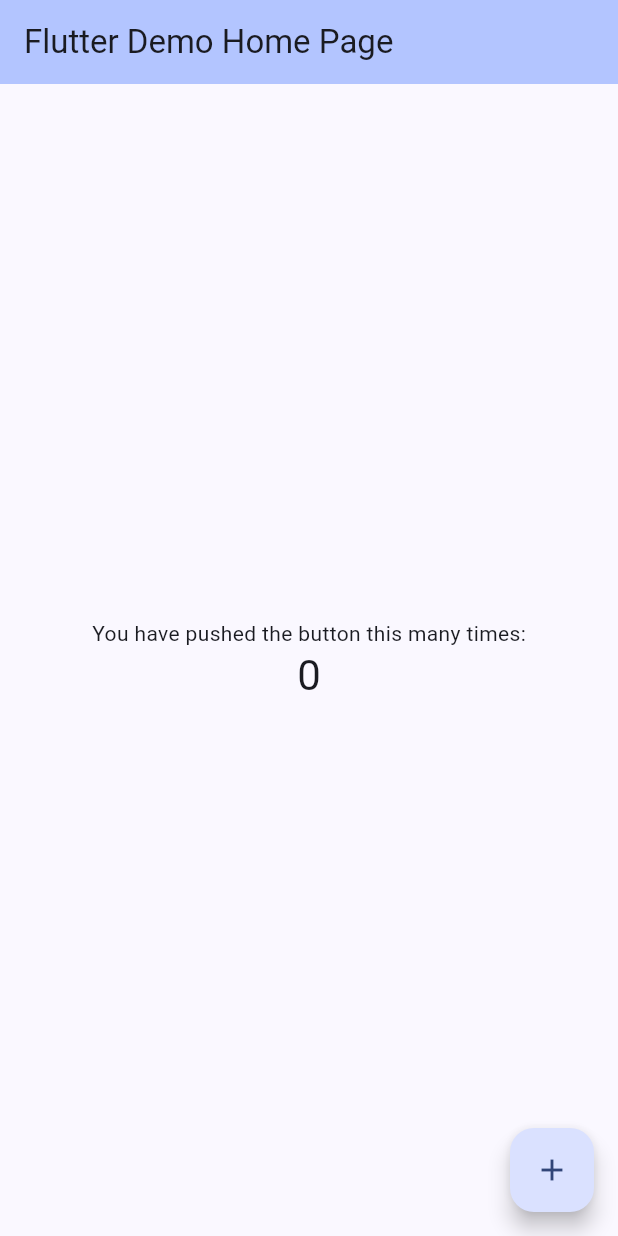
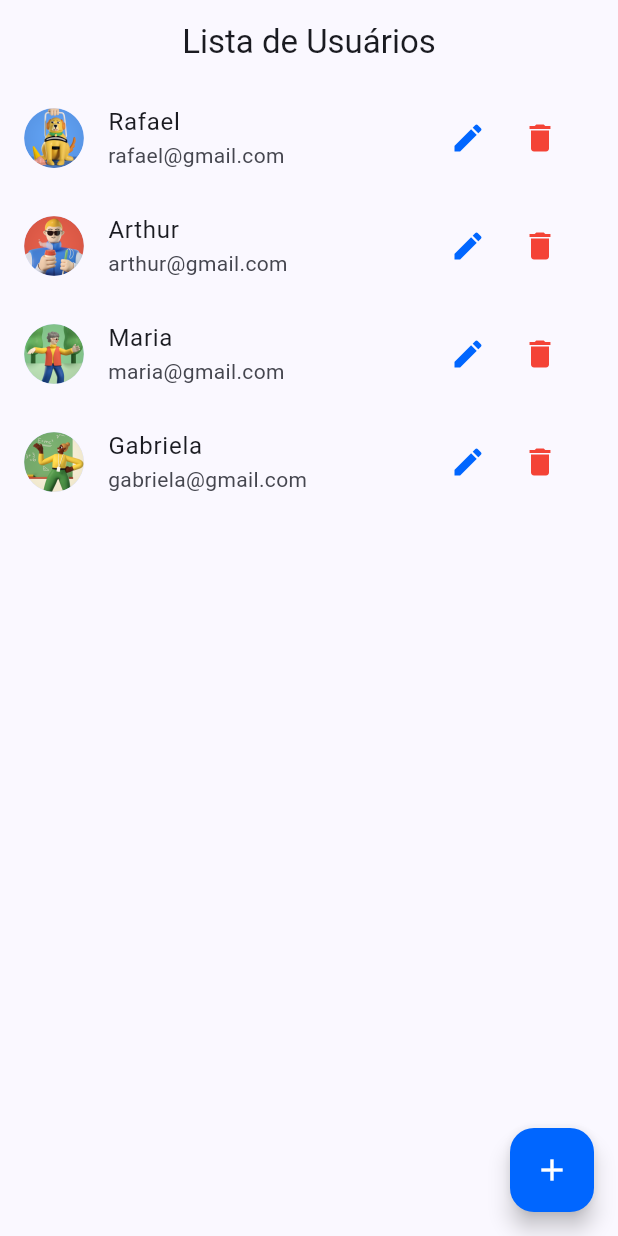
Before and after one commit to rafayzirocha/cod3r, a Flutter app: the screen it shows after launch, on a phone screen of 412 x 824 dp. Run offline on Flutter 3.47's test engine with Material 2 defaults, Android fonts, the phone set to English and light mode, and no system bars.

Commit message:
created user screen and components

```diff
--- /dev/null
+++ b/app_users/lib/components/user_tile.dart
@@ -0,0 +1,37 @@
+import 'package:flutter/material.dart';
+
+import '../models/user.dart';
+
+class UserTile extends StatelessWidget {
+  const UserTile(this.user, {super.key});
+  final User user;
+
+  @override
+  Widget build(BuildContext context) {
+    final avatar = user.avatarUrl.isEmpty
+        ? const CircleAvatar(child: Icon(Icons.person))
+        : CircleAvatar(backgroundImage: AssetImage(user.avatarUrl));
+    return ListTile(
+      leading: avatar,
+      title: Text(user.name),
+      subtitle: Text(user.email),
+      trailing: Container(
+        width: 100,
+        child: Row(
+          children: <Widget>[
+            IconButton(
+              onPressed: () {},
+              color: const Color(0xFF0066FF),
+              icon: const Icon(Icons.edit),
+            ),
+            IconButton(
+              onPressed: () {},
+              color: Colors.red,
+              icon: const Icon(Icons.delete),
+            )
+          ],
+        ),
+      ),
+    );
+  }
+}
--- a/app_users/lib/main.dart
+++ b/app_users/lib/main.dart
@@ -1,3 +1,4 @@
+import 'package:app_users/views/user_list.dart';
 import 'package:flutter/material.dart';
 
 void main() {
@@ -7,119 +8,16 @@ void main() {
 class MyApp extends StatelessWidget {
   const MyApp({super.key});
 
-  // This widget is the root of your application.
   @override
   Widget build(BuildContext context) {
     return MaterialApp(
       title: 'Flutter Demo',
+      debugShowCheckedModeBanner: false,
       theme: ThemeData(
-        // This is the theme of your application.
-        //
-        // TRY THIS: Try running your application with "flutter run". You'll see
-        // the application has a blue toolbar. Then, without quitting the app,
-        // try changing the seedColor in the colorScheme below to Colors.green
-        // and then invoke "hot reload" (save your changes or press the "hot
-        // reload" button in a Flutter-supported IDE, or press "r" if you used
-        // the command line to start the app).
-        //
-        // Notice that the counter didn't reset back to zero; the application
-        // state is not lost during the reload. To reset the state, use hot
-        // restart instead.
-        //
-        // This works for code too, not just values: Most code changes can be
-        // tested with just a hot reload.
         colorScheme: ColorScheme.fromSeed(seedColor: const Color(0xFF0066FF)),
         useMaterial3: true,
       ),
-      home: const MyHomePage(title: 'Flutter Demo Home Page'),
+      home: const UserList(),
     );
   }
 }
-
-class MyHomePage extends StatefulWidget {
-  const MyHomePage({super.key, required this.title});
-
-  // This widget is the home page of your application. It is stateful, meaning
-  // that it has a State object (defined below) that contains fields that affect
-  // how it looks.
-
-  // This class is the configuration for the state. It holds the values (in this
-  // case the title) provided by the parent (in this case the App widget) and
-  // used by the build method of the State. Fields in a Widget subclass are
-  // always marked "final".
-
-  final String title;
-
-  @override
-  State<MyHomePage> createState() => _MyHomePageState();
-}
-
-class _MyHomePageState extends State<MyHomePage> {
-  int _counter = 0;
-
-  void _incrementCounter() {
-    setState(() {
-      // This call to setState tells the Flutter framework that something has
-      // changed in this State, which causes it to rerun the build method below
-      // so that the display can reflect the updated values. If we changed
-      // _counter without calling setState(), then the build method would not be
-      // called again, and so nothing would appear to happen.
-      _counter++;
-    });
-  }
-
-  @override
-  Widget build(BuildContext context) {
-    // This method is rerun every time setState is called, for instance as done
-    // by the _incrementCounter method above.
-    //
-    // The Flutter framework has been optimized to make rerunning build methods
-    // fast, so that you can just rebuild anything that needs updating rather
-    // than having to individually change instances of widgets.
-    return Scaffold(
-      appBar: AppBar(
-        // TRY THIS: Try changing the color here to a specific color (to
-        // Colors.amber, perhaps?) and trigger a hot reload to see the AppBar
-        // change color while the other colors stay the same.
-        backgroundColor: Theme.of(context).colorScheme.inversePrimary,
-        // Here we take the value from the MyHomePage object that was created by
-        // the App.build method, and use it to set our appbar title.
-        title: Text(widget.title),
-      ),
-      body: Center(
-        // Center is a layout widget. It takes a single child and positions it
-        // in the middle of the parent.
-        child: Column(
-          // Column is also a layout widget. It takes a list of children and
-          // arranges them vertically. By default, it sizes itself to fit its
-          // children horizontally, and tries to be as tall as its parent.
-          //
-          // Column has various properties to control how it sizes itself and
-          // how it positions its children. Here we use mainAxisAlignment to
-          // center the children vertically; the main axis here is the vertical
-          // axis because Columns are vertical (the cross axis would be
-          // horizontal).
-          //
-          // TRY THIS: Invoke "debug painting" (choose the "Toggle Debug Paint"
-          // action in the IDE, or press "p" in the console), to see the
-          // wireframe for each widget.
-          mainAxisAlignment: MainAxisAlignment.center,
-          children: <Widget>[
-            const Text(
-              'You have pushed the button this many times:',
-            ),
-            Text(
-              '$_counter',
-              style: Theme.of(context).textTheme.headlineMedium,
-            ),
-          ],
-        ),
-      ),
-      floatingActionButton: FloatingActionButton(
-        onPressed: _incrementCounter,
-        tooltip: 'Increment',
-        child: const Icon(Icons.add),
-      ), // This trailing comma makes auto-formatting nicer for build methods.
-    );
-  }
-}
--- /dev/null
+++ b/app_users/lib/views/user_list.dart
@@ -0,0 +1,31 @@
+import 'package:app_users/components/user_tile.dart';
+import 'package:app_users/data/dummy_users.dart';
+import 'package:flutter/material.dart';
+
+class UserList extends StatelessWidget {
+  const UserList({super.key});
+
+  @override
+  Widget build(BuildContext context) {
+    const users = {...dummyUsers};
+
+    return Scaffold(
+      appBar: AppBar(
+        title: const Text('Lista de Usuários'),
+        centerTitle: true,
+      ),
+      body: ListView.builder(
+        itemCount: users.length,
+        itemBuilder: (ctx, i) => UserTile(users.values.elementAt(i)),
+      ),
+      floatingActionButton: FloatingActionButton(
+        onPressed: () {},
+        backgroundColor: const Color(0xFF0066FF),
+        child: const Icon(
+          Icons.add,
+          color: Colors.white,
+        ),
+      ),
+    );
+  }
+}
```
